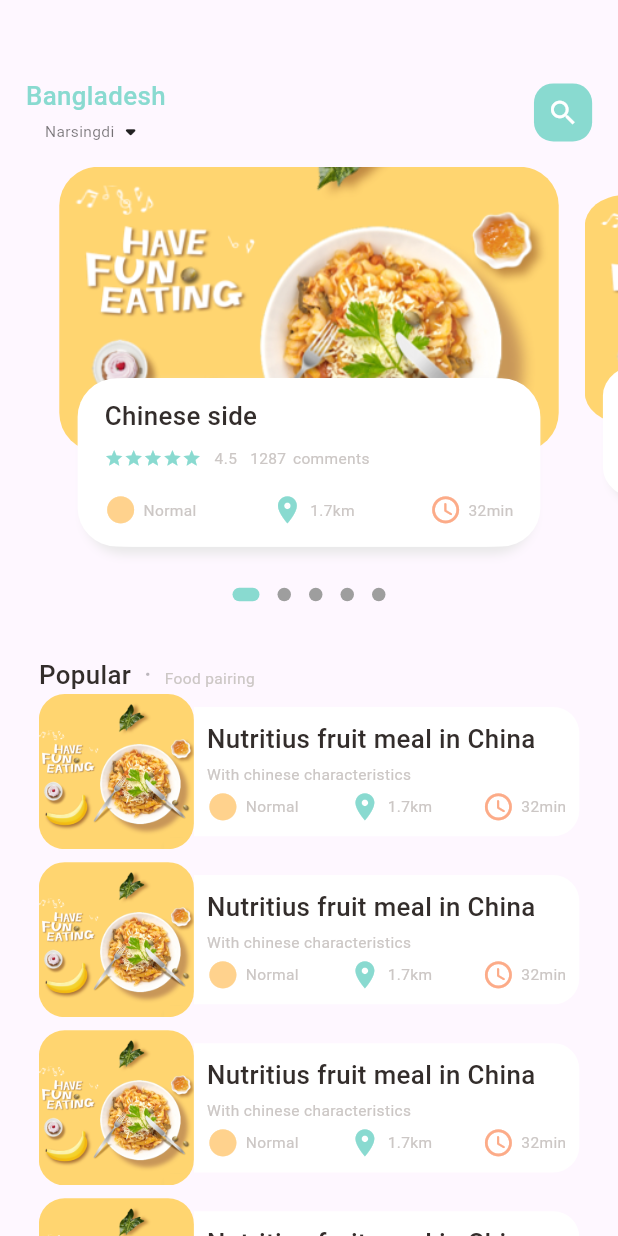
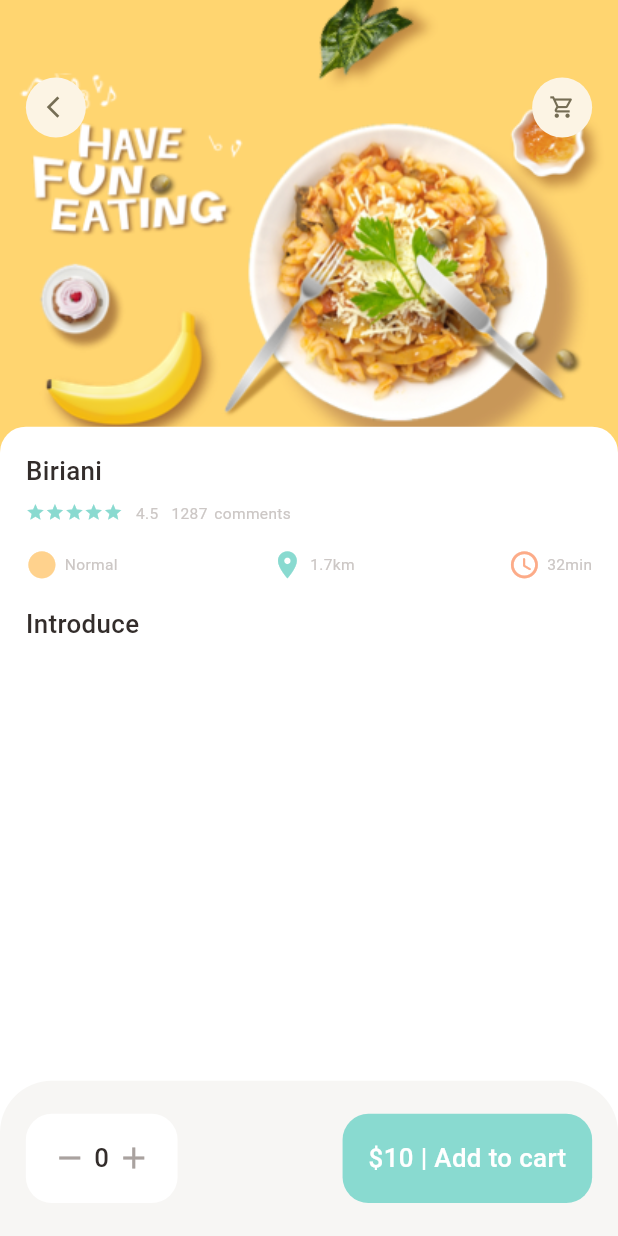
Before and after one commit to ibrohimovG-apps/food_delivery, a Flutter app: the screen it shows after launch, on a phone screen of 412 x 824 dp. Run offline on Flutter 3.47's test engine with Material 3 defaults, Android fonts, the phone set to English and light mode, and no system bars; drawn by our look-alikes of dots_indicator; our stand-ins replace get.

Commit message:
popular food detail page

```diff
--- a/lib/main.dart
+++ b/lib/main.dart
@@ -1,5 +1,5 @@
 import 'package:flutter/material.dart';
-import 'package:food_delivery/home/main_food_page.dart';
+import 'package:food_delivery/pages/food/popular_food_detail.dart';
 import 'package:get/get.dart';
 
 void main() {
@@ -18,7 +18,7 @@ class MyApp extends StatelessWidget {
         colorScheme: ColorScheme.fromSeed(seedColor: Colors.deepPurple),
         useMaterial3: true,
       ),
-      home: MainFoodPage(),
+      home: PopularFoodDetail(),
     );
   }
 }
--- /dev/null
+++ b/lib/pages/food/popular_food_detail.dart
@@ -0,0 +1,133 @@
+import 'package:flutter/material.dart';
+import 'package:food_delivery/utils/colors.dart';
+import 'package:food_delivery/utils/dimensions.dart';
+import 'package:food_delivery/widgets/app_column.dart';
+import 'package:food_delivery/widgets/app_icon.dart';
+import 'package:food_delivery/widgets/big_text.dart';
+
+class PopularFoodDetail extends StatelessWidget {
+  const PopularFoodDetail({super.key});
+
+  @override
+  Widget build(BuildContext context) {
+    return Scaffold(
+      backgroundColor: Colors.white,
+      bottomNavigationBar: Container(
+        height: Dimensions.height10 * 12,
+        padding: EdgeInsets.symmetric(
+          vertical: Dimensions.height10 * 2,
+          horizontal: Dimensions.height10 * 2,
+        ),
+        decoration: BoxDecoration(
+          borderRadius: BorderRadius.only(
+            topLeft: Radius.circular(Dimensions.height10 * 4),
+            topRight: Radius.circular(Dimensions.height10 * 4),
+          ),
+          color: AppColors.buttonBackgroundColor,
+        ),
+        child: Row(
+          mainAxisAlignment: MainAxisAlignment.spaceBetween,
+          children: [
+            Container(
+              padding: EdgeInsets.all(Dimensions.height10 * 2),
+              decoration: BoxDecoration(
+                borderRadius: BorderRadius.circular(Dimensions.height10 * 2),
+                color: Colors.white,
+              ),
+              child: Row(
+                children: [
+                  Icon(
+                    Icons.remove,
+                    color: AppColors.signColor,
+                  ),
+                  SizedBox(
+                    width: Dimensions.height10 * 0.5,
+                  ),
+                  BigText(text: "0"),
+                  SizedBox(
+                    width: Dimensions.height10 * 0.5,
+                  ),
+                  Icon(
+                    Icons.add,
+                    color: AppColors.signColor,
+                  ),
+                ],
+              ),
+            ),
+            Container(
+              padding: EdgeInsets.all(Dimensions.height10 * 2),
+              decoration: BoxDecoration(
+                borderRadius: BorderRadius.circular(Dimensions.height10 * 2),
+                color: AppColors.mainColor,
+              ),
+              child: BigText(
+                text: "\$10 | Add to cart",
+                color: Colors.white,
+              ),
+            )
+          ],
+        ),
+      ),
+      body: Stack(
+        children: [
+          Positioned(
+            left: 0,
+            right: 0,
+            child: Container(
+              width: double.maxFinite,
+              height: 35 * Dimensions.height10,
+              decoration: BoxDecoration(
+                image: DecorationImage(
+                  image: AssetImage("assets/image/food0.png"),
+                  fit: BoxFit.cover,
+                ),
+              ),
+            ),
+          ),
+          Positioned(
+            top: Dimensions.height10 * 6,
+            left: Dimensions.height10 * 2,
+            right: Dimensions.height10 * 2,
+            child: Row(
+              mainAxisAlignment: MainAxisAlignment.spaceBetween,
+              children: [
+                AppIcon(icon: Icons.arrow_back_ios, isLeft: true),
+                AppIcon(icon: Icons.shopping_cart_outlined),
+              ],
+            ),
+          ),
+          Positioned(
+            top: Dimensions.height10 * 33,
+            left: 0,
+            right: 0,
+            bottom: 0,
+            child: Container(
+              padding: EdgeInsets.only(
+                left: Dimensions.height10 * 2,
+                right: Dimensions.height10 * 2,
+                top: Dimensions.height10 * 2,
+              ),
+              decoration: BoxDecoration(
+                borderRadius: BorderRadius.only(
+                  topLeft: Radius.circular(Dimensions.height10 * 2),
+                  topRight: Radius.circular(Dimensions.height10 * 2),
+                ),
+                color: Colors.white,
+              ),
+              child: Column(
+                crossAxisAlignment: CrossAxisAlignment.start,
+                children: [
+                  AppColumn(text: "Biriani"),
+                  SizedBox(
+                    height: Dimensions.height10 * 2,
+                  ),
+                  BigText(text: "Introduce"),
+                ],
+              ),
+            ),
+          ),
+        ],
+      ),
+    );
+  }
+}
--- a/lib/home/food_page_body.dart
+++ b/lib/pages/home/food_page_body.dart
@@ -2,6 +2,7 @@ import 'package:dots_indicator/dots_indicator.dart';
 import 'package:flutter/material.dart';
 import 'package:food_delivery/utils/colors.dart';
 import 'package:food_delivery/utils/dimensions.dart';
+import 'package:food_delivery/widgets/app_column.dart';
 import 'package:food_delivery/widgets/big_text.dart';
 import 'package:food_delivery/widgets/icon_and_text_widget.dart';
 import 'package:food_delivery/widgets/small_text.dart';
@@ -254,63 +255,7 @@ class _FoodPageBodyState extends State<FoodPageBody> {
                 padding: EdgeInsets.symmetric(
                     vertical: Dimensions.height10 * 1.5,
                     horizontal: Dimensions.height10 * 1.5),
-                child: Column(
-                  crossAxisAlignment: CrossAxisAlignment.start,
-                  children: [
-                    BigText(text: "Chinese side"),
-                    SizedBox(
-                      height: Dimensions.height10,
-                    ),
-                    Row(
-                      children: [
-                        Wrap(
-                          children: List.generate(5, (index) {
-                            return Icon(
-                              Icons.star,
-                              color: AppColors.mainColor,
-                              size: Dimensions.height10 * 1.5,
-                            );
-                          }),
-                        ),
-                        SizedBox(
-                          width: Dimensions.height10,
-                        ),
-                        SmallText(text: "4.5"),
-                        SizedBox(
-                          width: Dimensions.height10,
-                        ),
-                        SmallText(text: "1287"),
-                        SizedBox(
-                          width: Dimensions.height10 * 0.5,
-                        ),
-                        SmallText(text: "comments"),
-                      ],
-                    ),
-                    SizedBox(
-                      height: Dimensions.height10 * 2,
-                    ),
-                    Row(
-                      mainAxisAlignment: MainAxisAlignment.spaceBetween,
-                      children: [
-                        IconAndTextWidget(
-                          icon: Icons.circle_sharp,
-                          text: "Normal",
-                          iconColor: AppColors.iconColor1,
-                        ),
-                        IconAndTextWidget(
-                          icon: Icons.location_on,
-                          text: "1.7km",
-                          iconColor: AppColors.mainColor,
-                        ),
-                        IconAndTextWidget(
-                          icon: Icons.access_time_rounded,
-                          text: "32min",
-                          iconColor: AppColors.iconColor2,
-                        ),
-                      ],
-                    )
-                  ],
-                ),
+                child: AppColumn(text: "Chinese side"),
               ),
             ),
           )
--- a/lib/home/main_food_page.dart
+++ b/lib/pages/home/main_food_page.dart
@@ -1,5 +1,5 @@
 import 'package:flutter/material.dart';
-import 'package:food_delivery/home/food_page_body.dart';
+import 'package:food_delivery/pages/home/food_page_body.dart';
 import 'package:food_delivery/utils/colors.dart';
 import 'package:food_delivery/utils/dimensions.dart';
 import 'package:food_delivery/widgets/big_text.dart';
--- /dev/null
+++ b/lib/widgets/app_column.dart
@@ -0,0 +1,72 @@
+import 'package:flutter/material.dart';
+import 'package:food_delivery/utils/colors.dart';
+import 'package:food_delivery/utils/dimensions.dart';
+import 'package:food_delivery/widgets/big_text.dart';
+import 'package:food_delivery/widgets/icon_and_text_widget.dart';
+import 'package:food_delivery/widgets/small_text.dart';
+
+class AppColumn extends StatelessWidget {
+  final String text;
+  const AppColumn({super.key, required this.text});
+
+  @override
+  Widget build(BuildContext context) {
+    return Column(
+      crossAxisAlignment: CrossAxisAlignment.start,
+      children: [
+        BigText(text: text),
+        SizedBox(
+          height: Dimensions.height10,
+        ),
+        Row(
+          children: [
+            Wrap(
+              children: List.generate(5, (index) {
+                return Icon(
+                  Icons.star,
+                  color: AppColors.mainColor,
+                  size: Dimensions.height10 * 1.5,
+                );
+              }),
+            ),
+            SizedBox(
+              width: Dimensions.height10,
+            ),
+            SmallText(text: "4.5"),
+            SizedBox(
+              width: Dimensions.height10,
+            ),
+            SmallText(text: "1287"),
+            SizedBox(
+              width: Dimensions.height10 * 0.5,
+            ),
+            SmallText(text: "comments"),
+          ],
+        ),
+        SizedBox(
+          height: Dimensions.height10 * 2,
+        ),
+        Row(
+          mainAxisAlignment: MainAxisAlignment.spaceBetween,
+          children: [
+            IconAndTextWidget(
+              icon: Icons.circle_sharp,
+              text: "Normal",
+              iconColor: AppColors.iconColor1,
+            ),
+            IconAndTextWidget(
+              icon: Icons.location_on,
+              text: "1.7km",
+              iconColor: AppColors.mainColor,
+            ),
+            IconAndTextWidget(
+              icon: Icons.access_time_rounded,
+              text: "32min",
+              iconColor: AppColors.iconColor2,
+            ),
+          ],
+        )
+      ],
+    );
+  }
+}
--- /dev/null
+++ b/lib/widgets/app_icon.dart
@@ -0,0 +1,41 @@
+import 'package:flutter/material.dart';
+import 'package:food_delivery/utils/dimensions.dart';
+
+class AppIcon extends StatelessWidget {
+  final IconData icon;
+  final Color backgroundColor;
+  final Color iconColor;
+  final double size;
+  final bool? isLeft;
+
+  AppIcon({
+    super.key,
+    required this.icon,
+    this.backgroundColor = const Color(0xFFfcf4e4),
+    this.iconColor = const Color(0xFF756d54),
+    this.size = 40,
+    this.isLeft,
+  });
+
+  @override
+  Widget build(BuildContext context) {
+    return Container(
+      width: size,
+      height: size,
+      decoration: BoxDecoration(
+        color: backgroundColor,
+        borderRadius: BorderRadius.circular(size / 2),
+      ),
+      child: Padding(
+        padding: isLeft == true
+            ? const EdgeInsets.only(left: 5.0)
+            : const EdgeInsets.only(left: 0),
+        child: Icon(
+          icon,
+          color: iconColor,
+          size: Dimensions.height10 * 2,
+        ),
+      ),
+    );
+  }
+}
```
